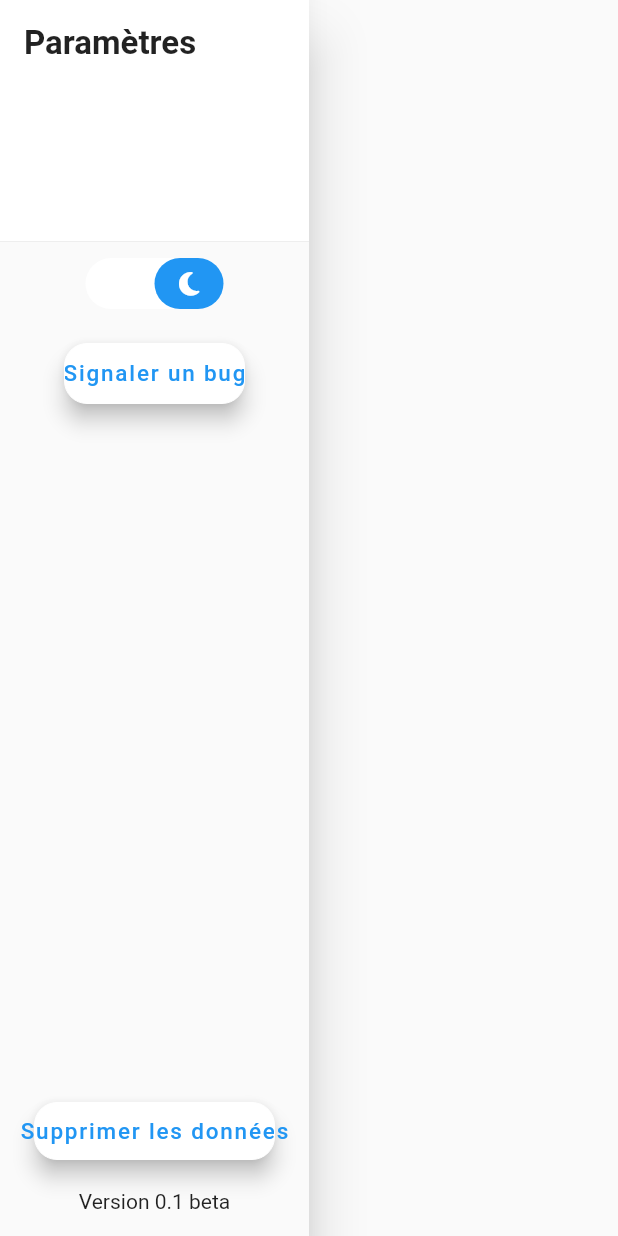
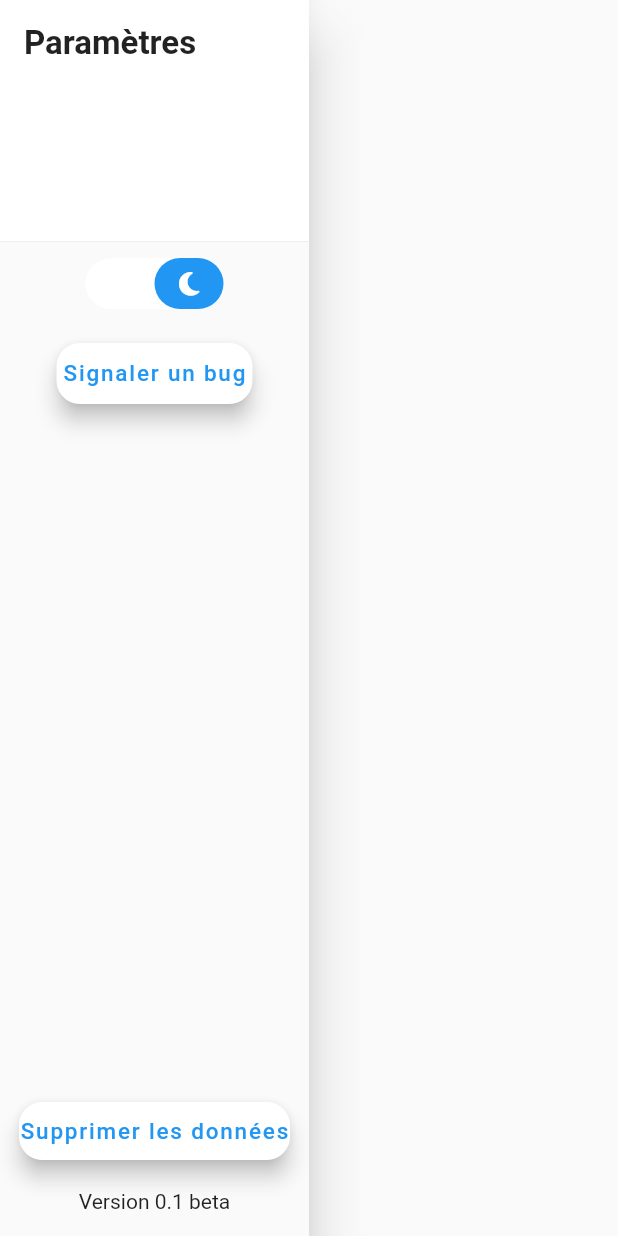
Before and after one commit to Extauren/Plaktago, a Flutter app: the DrawerApp widget shown alone on an empty page, opened directly with empty values, on a phone screen of 412 x 824 dp. Run offline on Flutter 3.47's test engine with Material 2 defaults, Android fonts, the phone set to English and light mode, and no system bars; drawn by our look-alikes of animated_toggle_switch; our stand-ins replace another_flushbar, awesome_dialog, confetti, data_table_2, expansion_tile_card, fl_chart and 6 more; accounts and stored records are empty; generated files the repository leaves out were written again.

Commit message:
Fix button width

```diff
--- a/lib/home/drawer/drawer.dart
+++ b/lib/home/drawer/drawer.dart
@@ -105,7 +105,7 @@ class _Drawer extends State<DrawerApp> {
                   label: "Signaler un bug",
                   onPressed: reportBug,
                   height: 40,
-                  width: 120,
+                  width: 130,
                   margin: EdgeInsets.symmetric(vertical: 20),
                   labelFontSize: 15,
                 ),
@@ -119,7 +119,7 @@ class _Drawer extends State<DrawerApp> {
                   label: "Supprimer les données",
                   onPressed: resetData,
                   height: 38,
-                  width: 160,
+                  width: 180,
                   margin: EdgeInsets.symmetric(vertical: 20),
                   labelFontSize: 15,
                 ),
```
